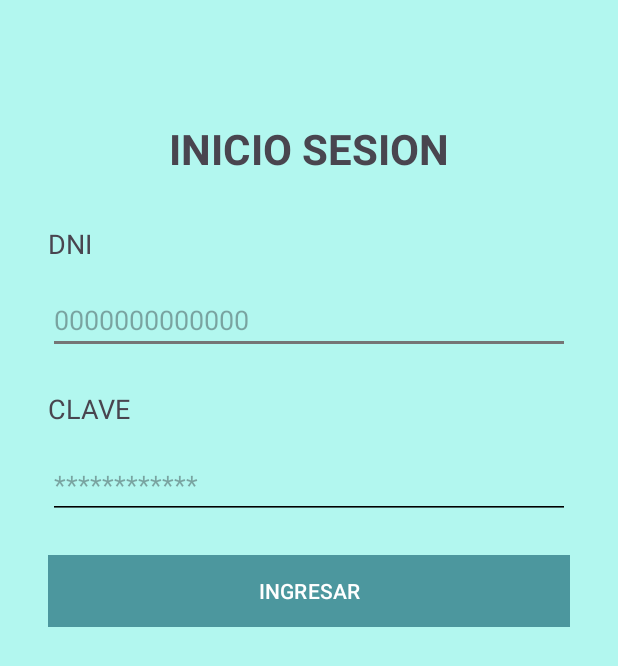
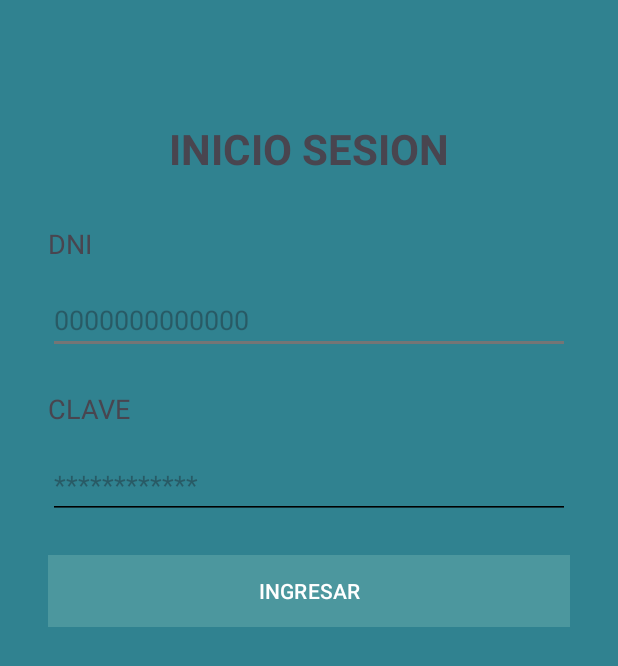
Before and after one commit to snse-1205/CarWashRIDER-Android, an Android app: the screen it shows after launch (MainActivity), on a phone screen of 412 x 824 dp. Shown: the top 666 px of the screen. Run offline under Robolectric (Android 15) with nearby library versions, the phone set to English and light mode, and no system bars.

```diff
--- a/app/src/main/res/values/colors.xml
+++ b/app/src/main/res/values/colors.xml
@@ -28,7 +28,7 @@
     <!--Colores para el tema claro -->
     <color name="colorPrimaryLight">#4c979e</color> <!-- Color principal -->
     <color name="colorSecondaryLight">#757575</color> <!-- Color secundario -->
-    <color name="colorBackgroundLight">#B2F7EF</color> <!-- Fondo claro -->
+    <color name="colorBackgroundLight">#308290</color> <!-- Fondo claro -->
     <color name="colorOnBackgroundLight">#000000</color> <!-- Texto en el fondo claro -->
     <color name="colorSurfaceLight">#FCF8F2</color> <!-- Superficie clara -->
     <color name="colorOnSurfaceLight">#000000</color> <!-- Texto en superficie -->
```
